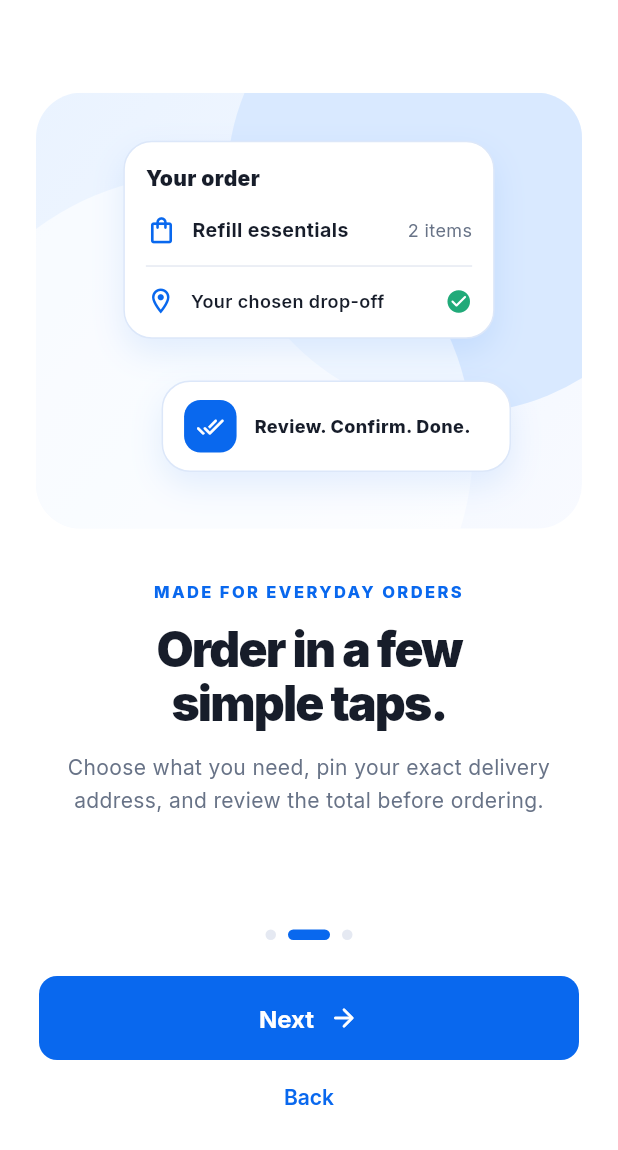
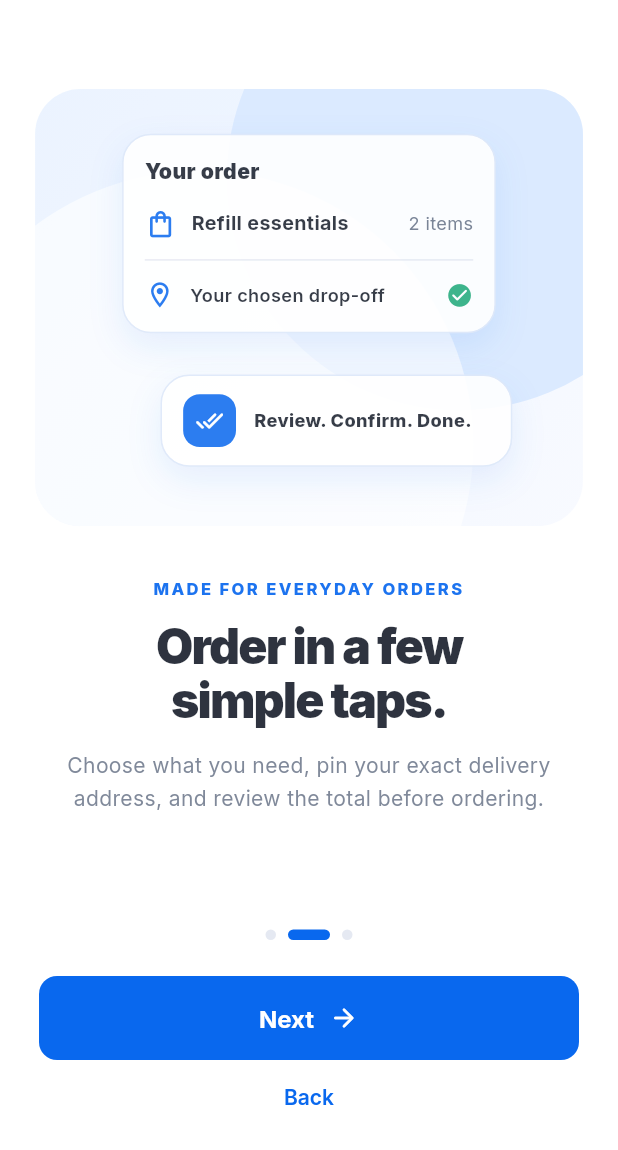
Before and after one commit to Junmarkchi97/Refilly, a Flutter app: the OnboardingScreen screen opened directly with empty values, swiped to page 2, on a phone screen of 412 x 824 dp, the part 86-1236 px from its top. Run offline on Flutter 3.47's test engine with Material 3 defaults, Android fonts, the phone set to English and light mode, and no system bars; our stand-ins replace file_picker, fl_chart, flutter_map, geolocator, google_fonts, latlong2 and 3 more; accounts and stored records are empty.

Commit message:
feat(onboarding): add staggered spring entrances and swipe parallax

```diff
--- a/lib/screens/onboarding_screen.dart
+++ b/lib/screens/onboarding_screen.dart
@@ -134,9 +134,30 @@ class _OnboardingScreenState extends State<OnboardingScreen> {
                     onPageChanged: (value) {
                       if (mounted) { setState(() => _index = value); }
                     },
-                    itemBuilder: (context, index) => _SlideContent(
-                      index: index,
-                      data: _slides[index],
+                    itemBuilder: (context, index) => AnimatedBuilder(
+                      animation: _controller,
+                      child: _SlideContent(
+                        key: ValueKey('slide-$index-${_index == index}'),
+                        index: index,
+                        data: _slides[index],
+                        active: _index == index,
+                      ),
+                      builder: (context, child) {
+                        if (MediaQuery.of(context).disableAnimations) {
+                          return child!;
+                        }
+                        final page = _controller.hasClients && _controller.position.haveDimensions
+                            ? _controller.page ?? 0
+                            : 0.0;
+                        final distance = (page - index).clamp(-1.0, 1.0);
+                        return Transform.translate(
+                          offset: Offset(distance * 32, 0),
+                          child: Opacity(
+                            opacity: (1 - distance.abs() * .35).clamp(0.0, 1.0),
+                            child: child,
+                          ),
+                        );
+                      },
                     ),
                   ),
                 ),
@@ -216,7 +237,9 @@ class _OnboardingScreenState extends State<OnboardingScreen> {
 }
 
 class _SlideContent extends StatelessWidget {
-  const _SlideContent({required this.index, required this.data});
+  const _SlideContent({super.key, required this.index, required this.data, required this.active});
+
+  final bool active;
 
   final int index;
   final _OnboardingSlide data;
@@ -238,10 +261,16 @@ class _SlideContent extends StatelessWidget {
               SizedBox(
                 height: artworkHeight,
                 width: double.infinity,
-                child: _OnboardingArtwork(index: index),
+                child: _Entrance(
+                  active: active,
+                  child: _OnboardingArtwork(index: index, active: active),
+                ),
               ),
               SizedBox(height: compact ? 22 : 34),
-              Text(
+              _Entrance(
+                active: active,
+                start: .12,
+                child: Text(
                 data.eyebrow,
                 textAlign: TextAlign.center,
                 style: const TextStyle(
@@ -251,8 +280,12 @@ class _SlideContent extends StatelessWidget {
                   fontWeight: FontWeight.w800,
                 ),
               ),
+              ),
               const SizedBox(height: 12),
-              Text(
+              _Entrance(
+                active: active,
+                start: .22,
+                child: Text(
                 data.title,
                 textAlign: TextAlign.center,
                 style: TextStyle(
@@ -263,8 +296,12 @@ class _SlideContent extends StatelessWidget {
                   height: 1.12,
                 ),
               ),
+              ),
               const SizedBox(height: 14),
-              ConstrainedBox(
+              _Entrance(
+                active: active,
+                start: .34,
+                child: ConstrainedBox(
                 constraints: const BoxConstraints(maxWidth: 340),
                 child: Text(
                   data.description,
@@ -276,6 +313,7 @@ class _SlideContent extends StatelessWidget {
                   ),
                 ),
               ),
+              ),
               SizedBox(height: compact ? 12 : 20),
             ],
           ),
@@ -286,7 +324,9 @@ class _SlideContent extends StatelessWidget {
 }
 
 class _OnboardingArtwork extends StatelessWidget {
-  const _OnboardingArtwork({required this.index});
+  const _OnboardingArtwork({required this.index, required this.active});
+
+  final bool active;
 
   final int index;
 
@@ -332,11 +372,11 @@ class _OnboardingArtwork extends StatelessWidget {
                 ),
               ),
               if (index == 0)
-                _DiscoverArtwork(width: width, height: height)
+                _DiscoverArtwork(width: width, height: height, active: active)
               else if (index == 1)
-                _CheckoutArtwork(width: width, height: height)
+                _CheckoutArtwork(width: width, height: height, active: active)
               else
-                _TrackingArtwork(width: width, height: height),
+                _TrackingArtwork(width: width, height: height, active: active),
             ],
           ),
         ),
@@ -411,7 +451,9 @@ class _ArtworkLabel extends StatelessWidget {
 }
 
 class _DiscoverArtwork extends StatelessWidget {
-  const _DiscoverArtwork({required this.width, required this.height});
+  const _DiscoverArtwork({required this.width, required this.height, required this.active});
+
+  final bool active;
 
   final double width;
   final double height;
@@ -423,7 +465,7 @@ class _DiscoverArtwork extends StatelessWidget {
         top: height * .12,
         left: width * .12,
         right: width * .12,
-        child: _ArtworkCard(
+        child: _Entrance(active: active, start: .18, child: _ArtworkCard(
           child: Row(
             children: [
               const Icon(Icons.search_rounded, color: RF.accent),
@@ -445,25 +487,25 @@ class _DiscoverArtwork extends StatelessWidget {
               ),
             ],
           ),
-        ),
+        )),
       ),
       Positioned(
         top: height * .38,
         left: width * .16,
         right: width * .16,
-        child: const _ArtworkCard(
+        child: _Entrance(active: active, start: .38, child: const _ArtworkCard(
           child: _ArtworkLabel(
             'Water refill stations',
             'Discover nearby shops',
             Icons.water_drop_outlined,
           ),
-        ),
+        )),
       ),
       Positioned(
         bottom: height * .10,
         left: width * .27,
         right: width * .12,
-        child: const _ArtworkCard(
+        child: _Entrance(active: active, start: .38, child: const _ArtworkCard(
           padding: EdgeInsets.symmetric(horizontal: 15, vertical: 11),
           child: Row(
             children: [
@@ -477,14 +519,16 @@ class _DiscoverArtwork extends StatelessWidget {
               ),
             ],
           ),
-        ),
+        )),
       ),
     ],
   );
 }
 
 class _CheckoutArtwork extends StatelessWidget {
-  const _CheckoutArtwork({required this.width, required this.height});
+  const _CheckoutArtwork({required this.width, required this.height, required this.active});
+
+  final bool active;
 
   final double width;
   final double height;
@@ -496,7 +540,7 @@ class _CheckoutArtwork extends StatelessWidget {
         top: height * .11,
         left: width * .16,
         right: width * .16,
-        child: _ArtworkCard(
+        child: _Entrance(active: active, start: .18, child: _ArtworkCard(
           child: Column(
             crossAxisAlignment: CrossAxisAlignment.start,
             children: [
@@ -533,13 +577,13 @@ class _CheckoutArtwork extends StatelessWidget {
               ),
             ],
           ),
-        ),
+        )),
       ),
       Positioned(
         bottom: height * .13,
         left: width * .23,
         right: width * .13,
-        child: _ArtworkCard(
+        child: _Entrance(active: active, start: .18, child: _ArtworkCard(
           padding: const EdgeInsets.symmetric(vertical: 12, horizontal: 14),
           child: Row(
             children: [
@@ -560,14 +604,16 @@ class _CheckoutArtwork extends StatelessWidget {
               ),
             ],
           ),
-        ),
+        )),
       ),
     ],
   );
 }
 
 class _TrackingArtwork extends StatelessWidget {
-  const _TrackingArtwork({required this.width, required this.height});
+  const _TrackingArtwork({required this.width, required this.height, required this.active});
+
+  final bool active;
 
   final double width;
   final double height;
@@ -602,13 +648,13 @@ class _TrackingArtwork extends StatelessWidget {
         bottom: height * .17,
         left: width * .18,
         right: width * .18,
-        child: const _ArtworkCard(
+        child: _Entrance(active: active, start: .38, child: const _ArtworkCard(
           child: _ArtworkLabel(
             'Out for delivery',
             'Follow your order status',
             Icons.route_rounded,
           ),
-        ),
+        )),
       ),
     ],
   );
@@ -646,3 +692,40 @@ class _TrackingRoutePainter extends CustomPainter {
   @override
   bool shouldRepaint(covariant _TrackingRoutePainter oldDelegate) => false;
 }
+
+
+/// A finite, staggered entrance: settles fully and respects accessibility settings.
+class _Entrance extends StatelessWidget {
+  const _Entrance({required this.child, required this.active, this.start = 0});
+
+  final Widget child;
+  final bool active;
+  final double start;
+
+  @override
+  Widget build(BuildContext context) {
+    if (!active || MediaQuery.of(context).disableAnimations) {
+      return child;
+    }
+    return TweenAnimationBuilder<double>(
+      tween: Tween(begin: 0, end: 1),
+      duration: const Duration(milliseconds: 1100),
+      child: child,
+      builder: (context, value, child) {
+        final progress = ((value - start) / (1 - start)).clamp(0.0, 1.0);
+        final eased = Curves.easeOutCubic.transform(progress);
+        final spring = Curves.easeOutBack.transform(progress);
+        return Opacity(
+          opacity: eased,
+          child: Transform.translate(
+            offset: Offset(0, 24 * (1 - spring)),
+            child: Transform.scale(
+              scale: .96 + .04 * spring,
+              child: child,
+            ),
+          ),
+        );
+      },
+    );
+  }
+}
```
